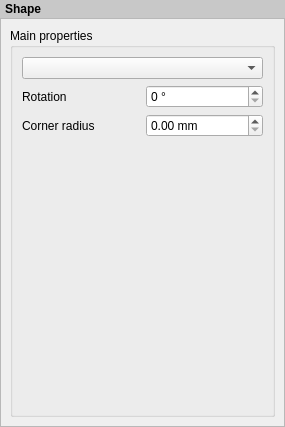
This is src/ui/qgscomposershapewidgetbase.ui in qgis/QGIS as Qt 5 draws it before an edit. The edited form follows.
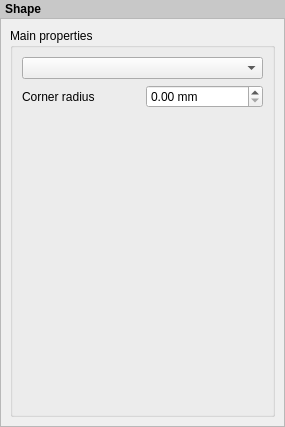
This is the edited form. Custom widgets are drawn as their Qt base class.

Commit message: [composer] Move item rotation control to item widget panel

Diff of the .ui file:
```diff
--- a/src/ui/qgscomposershapewidgetbase.ui
+++ b/src/ui/qgscomposershapewidgetbase.ui
@@ -72,33 +72,13 @@
           <item row="2" column="0" colspan="2">
            <layout class="QGridLayout" name="gridLayout">
             <item row="1" column="0">
-             <widget class="QLabel" name="label">
-              <property name="text">
-               <string>Rotation</string>
-              </property>
-             </widget>
-            </item>
-            <item row="1" column="1">
-             <widget class="QSpinBox" name="mRotationSpinBox">
-              <property name="suffix">
-               <string> °</string>
-              </property>
-              <property name="prefix">
-               <string comment="Rotation" extracomment="Rotation"/>
-              </property>
-              <property name="maximum">
-               <number>359</number>
-              </property>
-             </widget>
-            </item>
-            <item row="2" column="0">
              <widget class="QLabel" name="label_3">
               <property name="text">
                <string>Corner radius</string>
               </property>
              </widget>
             </item>
-            <item row="2" column="1">
+            <item row="1" column="1">
              <widget class="QDoubleSpinBox" name="mCornerRadiusSpinBox">
               <property name="suffix">
                <string> mm</string>
```
The commit also changes 8 other files.
